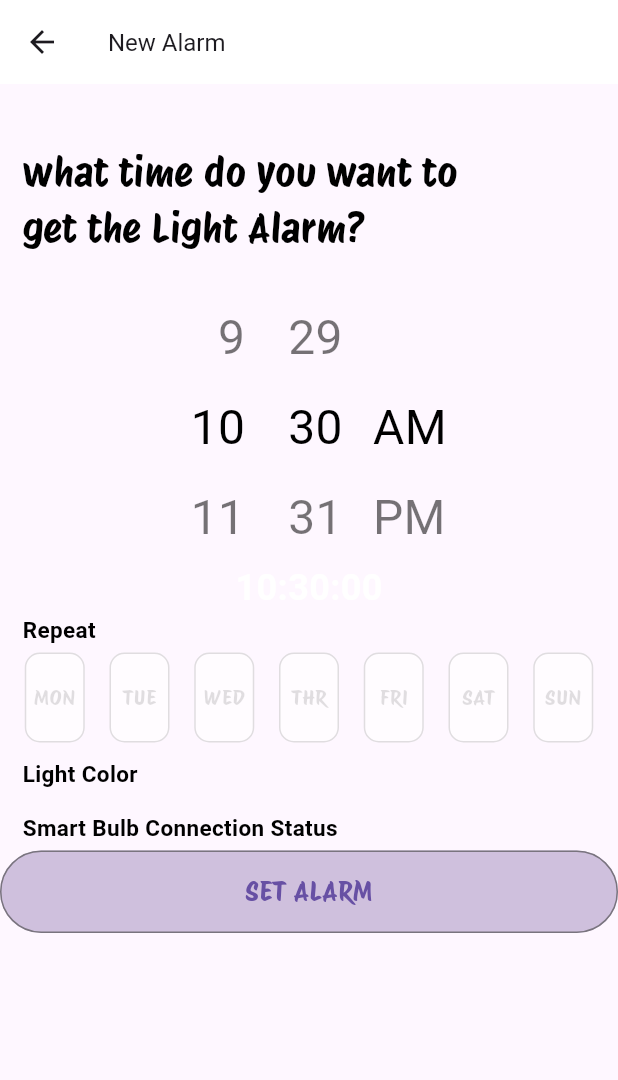
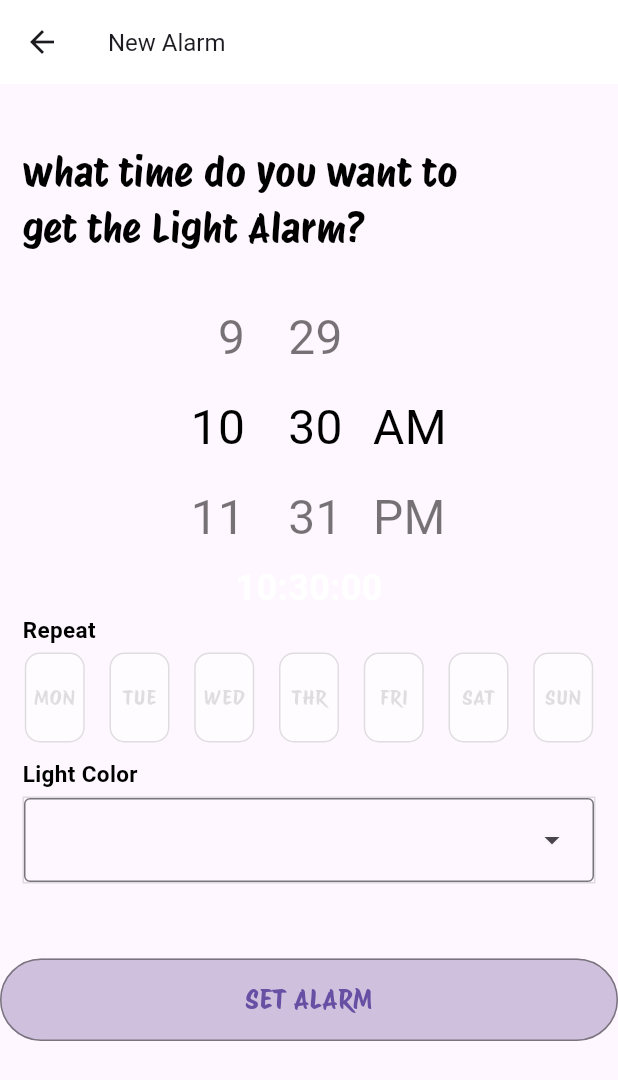
Before and after one commit to sound-light/glow_alarm_app, a Flutter app: the MyHomePage screen opened directly, on a phone screen of 412 x 824 dp. Shown: the top 1080 px of the screen. Run offline on Flutter 3.47's test engine with Material 3 defaults, Android fonts, the phone set to English and light mode, and no system bars; drawn by our look-alikes of flutter_time_picker_spinner; our stand-ins replace google_fonts, shared_preferences; accounts and stored records are empty.

Commit message:
connection

```diff
--- a/lib/add.dart
+++ b/lib/add.dart
@@ -3,6 +3,8 @@ import 'package:flutter_time_picker_spinner/flutter_time_picker_spinner.dart';
 import 'package:shared_preferences/shared_preferences.dart';
 import 'package:google_fonts/google_fonts.dart';
 import 'dart:convert';
+
+const List<String> color_list = <String>['Red', 'Orange', 'Yellow', 'Green', 'Blue', 'White'];
 
 class add extends StatelessWidget {
   add({super.key});
@@ -26,10 +28,19 @@ class _MyHomePageState extends State<MyHomePage> {
 
   DateTime _dateTime = DateTime.now();
   List<bool> repeat = [false, false, false, false, false, false, false];
+  String color = "red";
 
   change_repeat(i){
     setState(() {
       repeat[i] = !repeat[i];
+    });
+  }
+
+  change_color(j) {
+
+    setState(() {
+      color = j;
+      print(color);
     });
   }
 
@@ -122,22 +133,16 @@ class _MyHomePageState extends State<MyHomePage> {
                   ),
                 ),
               ),
-              Padding(
-                padding: const EdgeInsets.fromLTRB(15, 10, 0, 5),
-                child: Align(
-                  alignment: Alignment.centerLeft,
-                  child: Text(
-                    "Smart Bulb Connection Status",
-                    style: TextStyle(
-                        color: Colors.black,
-                        fontSize: 15,
-                        fontWeight: FontWeight.bold,
 
-                    ),
-                    textAlign: TextAlign.start,
-                  ),
-                ),
+              Container(
+                margin: EdgeInsets.fromLTRB(15, 0, 15, 0),
+                decoration: BoxDecoration(border: Border.all(width: 1, color: Colors.black12)),
+                  child: DropdownMenuExample(color_list : color_list, change_color: change_color)
               ),
+
+              Container(height: 50,),
+
+
 
               Container(
                 width: double.infinity,
@@ -257,3 +262,35 @@ class _repeat_boxState extends State<repeat_box> {
     );
   }
 }
+
+
+class DropdownMenuExample extends StatefulWidget {
+  const DropdownMenuExample({super.key, this.color_list, this.change_color});
+  final color_list;
+  final change_color;
+
+  @override
+  State<DropdownMenuExample> createState() => _DropdownMenuExampleState();
+}
+
+class _DropdownMenuExampleState extends State<DropdownMenuExample> {
+  var dropdownValue = color_list.first;
+
+  @override
+  Widget build(BuildContext context) {
+    return DropdownMenu<String>(
+      initialSelection: color_list.first,
+      onSelected: (String? value) {
+        // This is called when the user selects an item.
+        setState(() {
+          dropdownValue = value!;
+          widget.change_color(dropdownValue);
+        });
+      },
+      dropdownMenuEntries: color_list.map<DropdownMenuEntry<String>>((String value) {
+        return DropdownMenuEntry<String>(value: value.toLowerCase(), label: value.toLowerCase());
+      }).toList(),
+      width: double.maxFinite,
+    );
+  }
+}
```
Also changed, not shown: lib/index.dart (+90 -0 lines).
